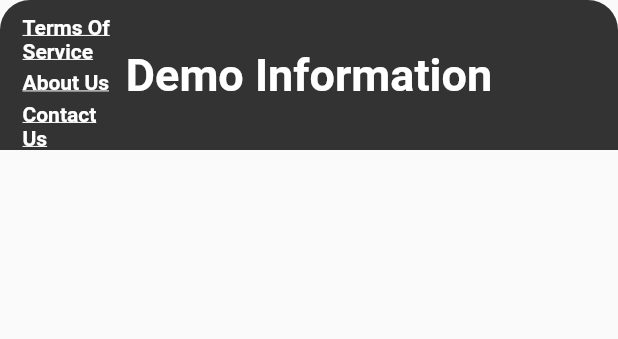
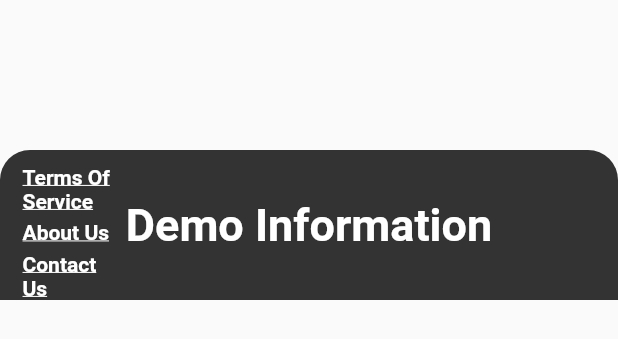
Before and after one commit to Chr0n0sXIII/HSA, a Flutter app: the Footer widget shown alone on an empty page, opened directly, on a phone screen of 412 x 824 dp. Shown: the top 339 px of the screen. Run offline on Flutter 3.47's test engine with Material 2 defaults, Android fonts, the phone set to English and light mode, and no system bars; our stand-ins replace device_preview, flutter_rating_bar; missing offline and left inert: dart:html.

Commit message:
added padding to the top of the footer for spacing

```diff
--- a/lib/views/widgets/footer_Widget.dart
+++ b/lib/views/widgets/footer_Widget.dart
@@ -5,7 +5,9 @@ class Footer extends StatelessWidget {
 
   @override
   Widget build(BuildContext context) {
-    return Container(
+    return Padding(
+      padding: const EdgeInsets.fromLTRB(0, 100, 0, 0),
+      child: Container(
         padding: EdgeInsets.all(10),
         height: 100,
         decoration: BoxDecoration(
@@ -78,6 +80,7 @@ class Footer extends StatelessWidget {
             )
           ],
         ),
+      ),
     );
   }
 }
```
Lines whose indentation alone changed are shown as unchanged.
